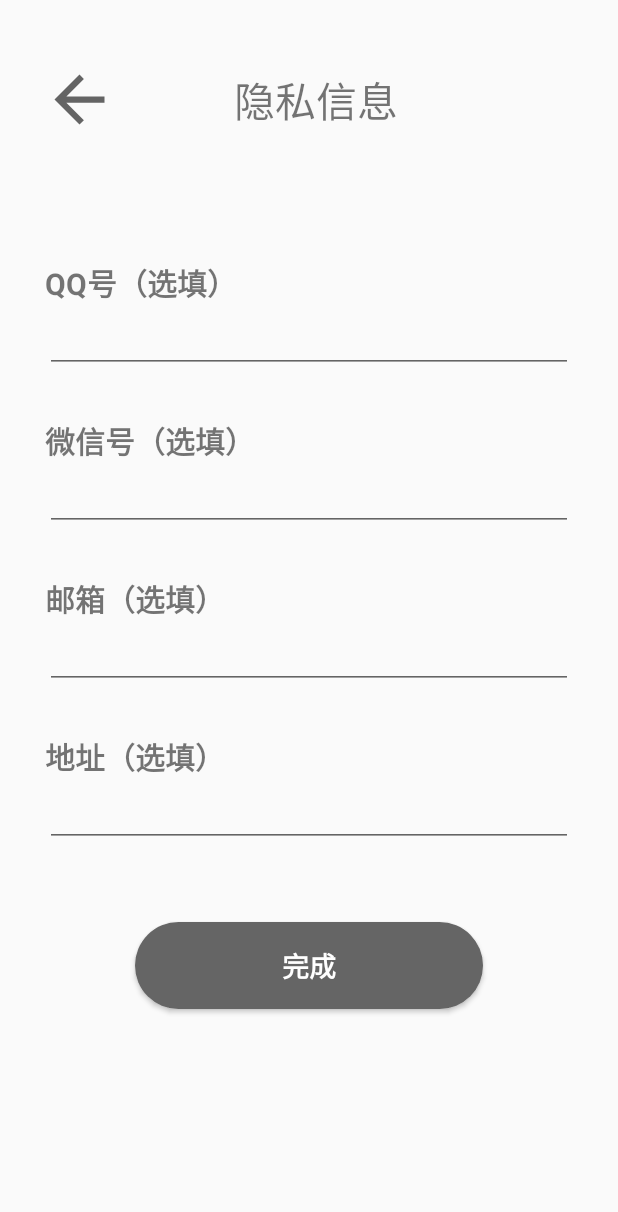
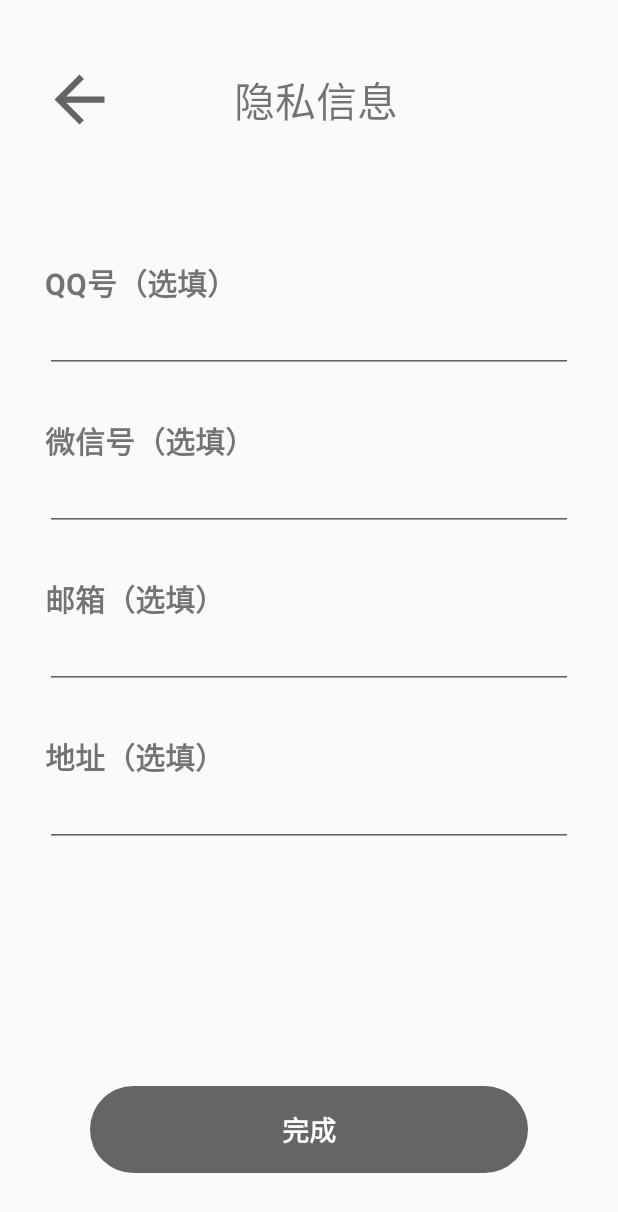
Before and after one commit to CHENEY-0314/Talent_bank, an Android app: the RegisterLastActivity screen opened directly, with no data from a screen before it, on a phone screen of 412 x 824 dp. Shown: the top 1212 px of the screen. Run offline under Robolectric (Android 15) with nearby library versions, the phone set to English and light mode, and no system bars; libraries missing offline, so code that uses them is left out: cn.refactor.lib.

Commit message:
version1.2

```diff
--- a/app/src/main/res/layout/activity_register_last.xml
+++ b/app/src/main/res/layout/activity_register_last.xml
@@ -33,10 +33,13 @@
             android:textSize="27sp" />
     </LinearLayout>
 
+    <ScrollView
+        android:layout_width="match_parent"
+        android:layout_height="0dp"
+        android:layout_weight="0.68">
     <LinearLayout
         android:layout_width="match_parent"
-        android:layout_height="0dp"
-        android:layout_weight="0.85"
+        android:layout_height="wrap_content"
         android:orientation="vertical"
         android:focusableInTouchMode="true"
         android:padding="30dp">
@@ -119,13 +122,19 @@
             android:inputType="text"
             android:textSize="18sp"
             tools:ignore="LabelFor" />
-
+    </LinearLayout>
+    </ScrollView>
+    <LinearLayout
+        android:layout_width="match_parent"
+        android:layout_height="0dp"
+        android:layout_weight="0.17"
+        android:gravity="center_vertical">
         <Button
             android:id="@+id/RLbtn_complet"
             android:layout_width="match_parent"
             android:layout_height="wrap_content"
             android:layout_marginHorizontal="60dp"
-            android:layout_marginTop="50dp"
+            android:stateListAnimator="@null"
             android:background="@drawable/signup_btnshape"
             android:bufferType="normal"
             android:paddingVertical="15dp"
@@ -134,4 +143,5 @@
             android:textSize="18sp"
             android:textStyle="bold"/>
     </LinearLayout>
+
 </LinearLayout>
```
Also changed, not shown: app/src/main/res/layout/activity_register_based.xml (+13 -3 lines).
